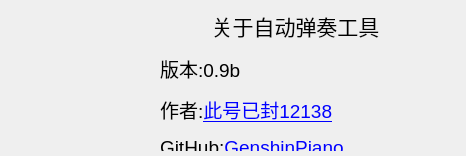
Old version of the form res/ui/about.ui in the repository hasban121138/GenshinPiano.
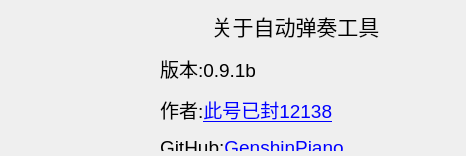
New version of the form. Icons and pictures are not drawn.

What changed in the file:
```diff
--- a/res/ui/about.ui
+++ b/res/ui/about.ui
@@ -44,7 +44,7 @@
 p, li { white-space: pre-wrap; }
 &lt;/style&gt;&lt;/head&gt;&lt;body style=&quot; font-family:'SimSun'; font-size:9pt; font-weight:400; font-style:normal;&quot;&gt;
 &lt;p align=&quot;center&quot; style=&quot; margin-top:12px; margin-bottom:12px; margin-left:0px; margin-right:0px; -qt-block-indent:0; text-indent:0px;&quot;&gt;&lt;span style=&quot; font-size:16pt;&quot;&gt;关于自动弹奏工具&lt;/span&gt;&lt;/p&gt;
-&lt;p style=&quot; margin-top:12px; margin-bottom:12px; margin-left:0px; margin-right:0px; -qt-block-indent:0; text-indent:0px;&quot;&gt;&lt;span style=&quot; font-size:14pt;&quot;&gt;版本:0.9b&lt;/span&gt;&lt;/p&gt;
+&lt;p style=&quot; margin-top:12px; margin-bottom:12px; margin-left:0px; margin-right:0px; -qt-block-indent:0; text-indent:0px;&quot;&gt;&lt;span style=&quot; font-size:14pt;&quot;&gt;版本:0.9.1b&lt;/span&gt;&lt;/p&gt;
 &lt;p style=&quot; margin-top:12px; margin-bottom:12px; margin-left:0px; margin-right:0px; -qt-block-indent:0; text-indent:0px;&quot;&gt;&lt;span style=&quot; font-size:14pt;&quot;&gt;作者:&lt;/span&gt;&lt;a href=&quot;https://space.bilibili.com/40358750&quot;&gt;&lt;span style=&quot; font-size:14pt; text-decoration: underline; color:#0000ff;&quot;&gt;此号已封12138&lt;/span&gt;&lt;/a&gt;&lt;/p&gt;
 &lt;p style=&quot; margin-top:12px; margin-bottom:12px; margin-left:0px; margin-right:0px; -qt-block-indent:0; text-indent:0px;&quot;&gt;&lt;span style=&quot; font-size:14pt; color:#000000;&quot;&gt;GitHub:&lt;/span&gt;&lt;a href=&quot;https://github.com/hasban121138/GenshinPiano&quot;&gt;&lt;span style=&quot; font-size:14pt; text-decoration: underline; color:#0000ff;&quot;&gt;GenshinPiano&lt;/span&gt;&lt;/a&gt;&lt;/p&gt;&lt;/body&gt;&lt;/html&gt;</string>
    </property>
```
